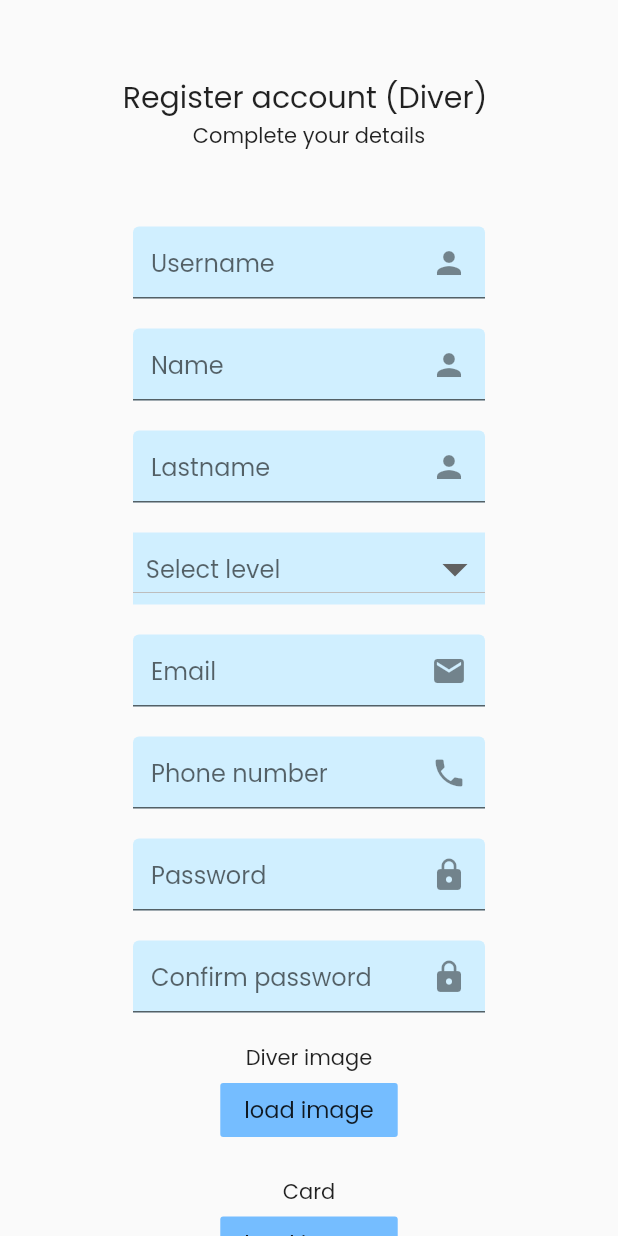
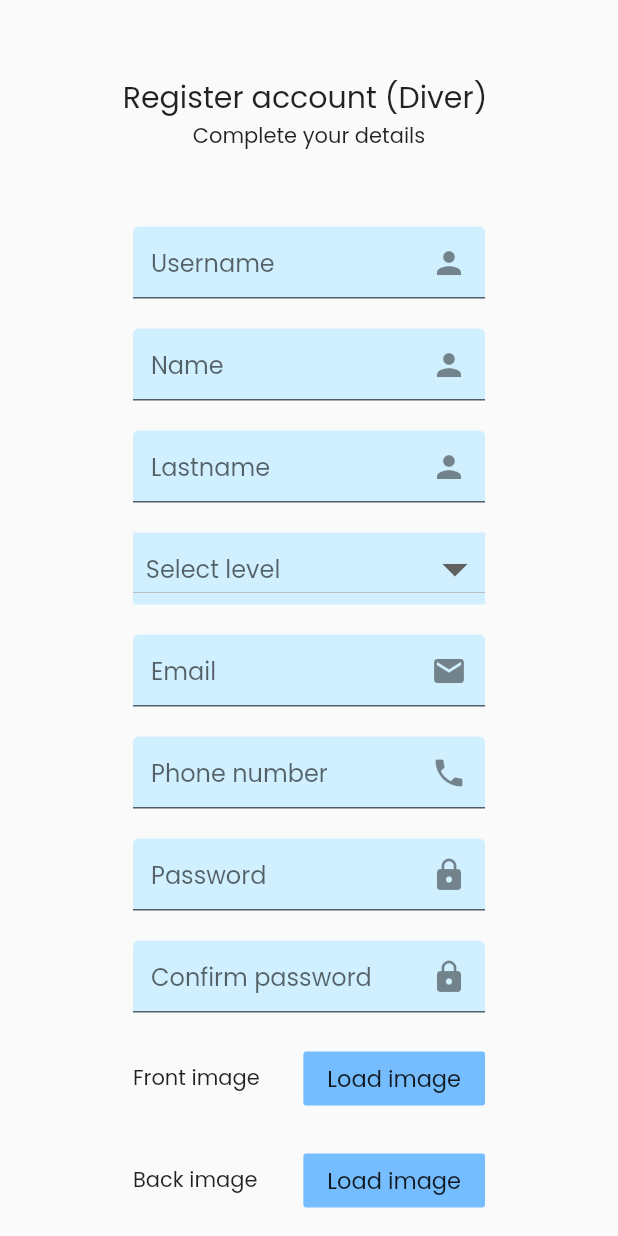
Before and after one commit to bbestbt/DivingTripAgency, a Flutter app: the screen it shows after launch, after a tap on "User", on a phone screen of 412 x 824 dp. Run offline on Flutter 3.47's test engine with Material 2 defaults, Android fonts, the phone set to English and light mode, and no system bars; our stand-ins replace flutter_svg, get, image_picker; missing offline and left inert: image_picker_for_web.

Commit message:
fix upload img layout

```diff
--- a/lib/screens.dart/signup/diver/diver_form.dart
+++ b/lib/screens.dart/signup/diver/diver_form.dart
@@ -45,7 +45,6 @@ class _SignupDiverFormState extends State<SignupDiverForm> {
         errors.remove(error);
       });
   }
-
 
   /// Get from gallery
   _getPicDiver() async {
@@ -99,32 +98,78 @@ class _SignupDiverFormState extends State<SignupDiverForm> {
           //   FormError(errors: errors),
           SizedBox(height: 20),
 
-          Center(child:DiverImage == null ? Text('Diver image'): kIsWeb ? Image.network(DiverImage.path,fit:BoxFit.cover,) : Image.file(File(DiverImage.path),fit:BoxFit.cover,)),
+          Row(
+            children: [
+              Center(
+                child: DiverImage == null
+                    ? Text('Front image')
+                    : kIsWeb
+                        ? Image.network(
+                            DiverImage.path,
+                            fit: BoxFit.cover,
+                          )
+                        : Image.file(
+                            File(DiverImage.path),
+                            fit: BoxFit.cover,
+                          ),
+              ),
+              Spacer(),
+              FlatButton(
+                color: Color(0xfff75BDFF),
+                child: Text(
+                  'Load image',
+                  style: TextStyle(fontSize: 15),
+                ),
+                onPressed: () {
+                  _getPicDiver();
+                },
+              ),
+            ],
+          ),
+
+          SizedBox(height: 20),
+
+          Row(
+            children: [
+              Center(
+                  child: DiveBack == null
+                      ? Text('Back image')
+                      : kIsWeb
+                          ? Image.network(
+                              DiveBack.path,
+                              fit: BoxFit.cover,
+                            )
+                          : Image.file(
+                              File(DiveBack.path),
+                              fit: BoxFit.cover,
+                            )),Spacer(),          FlatButton(
+            color: Color(0xfff75BDFF),
+            child: Text(
+              'Load image',
+              style: TextStyle(fontSize: 15),
+            ),
+            onPressed: () {
+              _getPicCard();
+            },
+          ),
+            ],
+          ),
+
+
+          SizedBox(height: 20),
 
           FlatButton(
+            onPressed: () => {
+              Navigator.push(context,
+                  MaterialPageRoute(builder: (context) => MainScreen()))
+            },
             color: Color(0xfff75BDFF),
             child: Text(
-              'load image',
+              'Confirm',
               style: TextStyle(fontSize: 15),
             ),
-            onPressed: () {_getPicDiver();},
           ),
-          SizedBox(height: 20),
-
-          Center(child:DiveBack == null ? Text('Card'): kIsWeb ? Image.network(DiveBack.path,fit:BoxFit.cover,) : Image.file(File(DiveBack.path),fit:BoxFit.cover,)),
-
-          FlatButton(
-            color: Color(0xfff75BDFF),
-            child: Text(
-              'load image',
-              style: TextStyle(fontSize: 15),
-            ),
-            onPressed: () {_getPicCard();},
-          ),
-          SizedBox(height: 20),
-
-
-        FlatButton(onPressed: ()=>{Navigator.push(context, MaterialPageRoute(builder: (context) => MainScreen()))}, color: Color(0xfff75BDFF),child:  Text('Confirm',style: TextStyle(fontSize: 15),),)
+           SizedBox(height: 20),
         ]),
       ),
     );
@@ -186,7 +231,7 @@ class _SignupDiverFormState extends State<SignupDiverForm> {
     );
   }
 
-   TextFormField buildUsernameFormField() {
+  TextFormField buildUsernameFormField() {
     return TextFormField(
       controller: _controllerUsername,
       cursorColor: Color(0xFF6F35A5),
@@ -212,7 +257,6 @@ class _SignupDiverFormState extends State<SignupDiverForm> {
           suffixIcon: Icon(Icons.person)),
     );
   }
-
 
   TextFormField buildConfirmPasswordFormField() {
     return TextFormField(
```
Also changed, not shown: lib/screens.dart/signup/company/company_form.dart (+56 -20 lines), lib/screens.dart/signup/company/divermaster_form.dart (+26 -7 lines).
